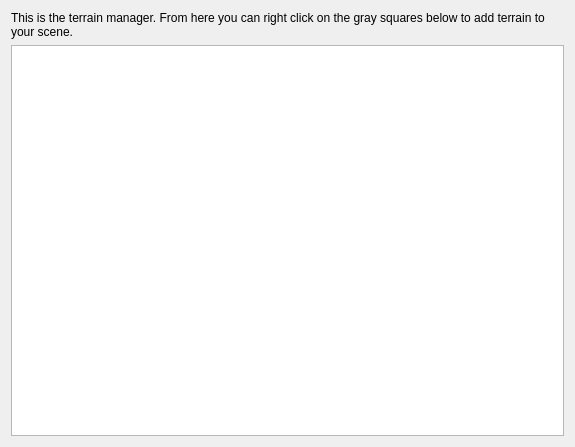
Old version of the form qtOgitor/manageTerrainDialog.ui in the repository nexustheru/ogitor.
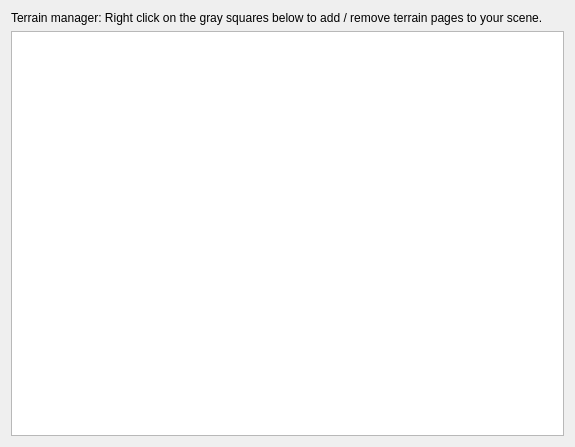
New version of the form.

Commit message: Prune terrain_ui

```diff
--- a/qtOgitor/manageTerrainDialog.ui
+++ b/qtOgitor/manageTerrainDialog.ui
@@ -54,7 +54,7 @@
    <item row="0" column="0">
     <widget class="QLabel" name="pageManagerLabel">
      <property name="text">
-      <string>This is the terrain manager. From here you can right click on the gray squares below to add terrain to your scene.</string>
+      <string>Terrain manager: Right click on the gray squares below to add / remove terrain pages to your scene.</string>
      </property>
      <property name="wordWrap">
       <bool>true</bool>
```
The commit also changes 6 other files.
